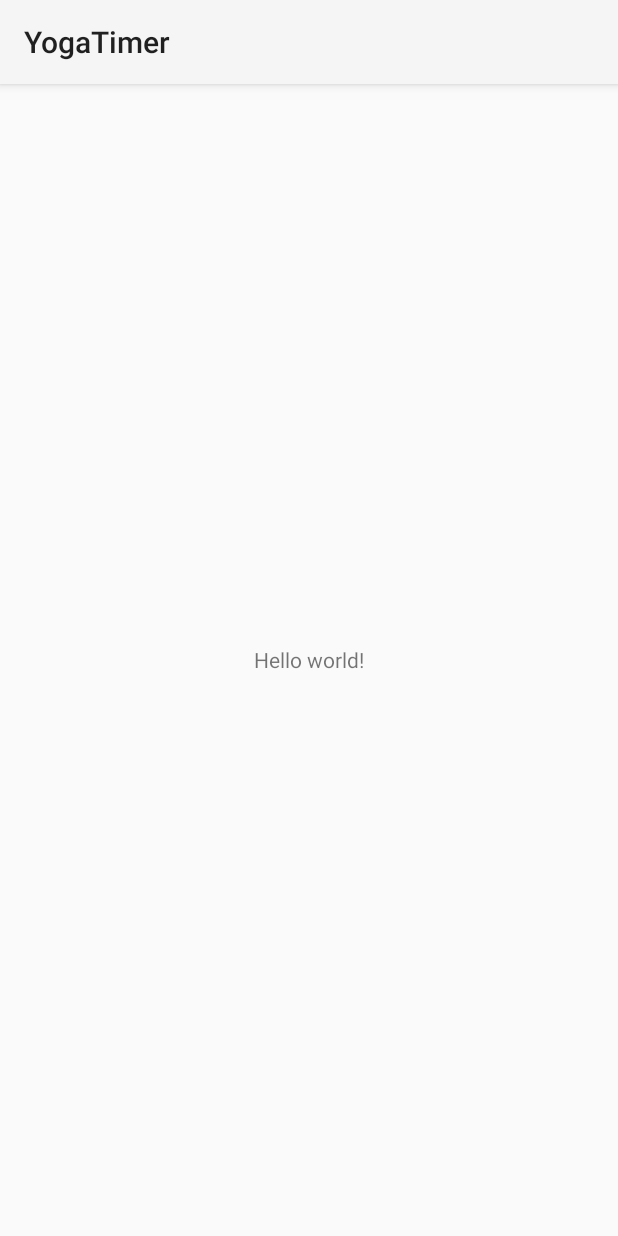
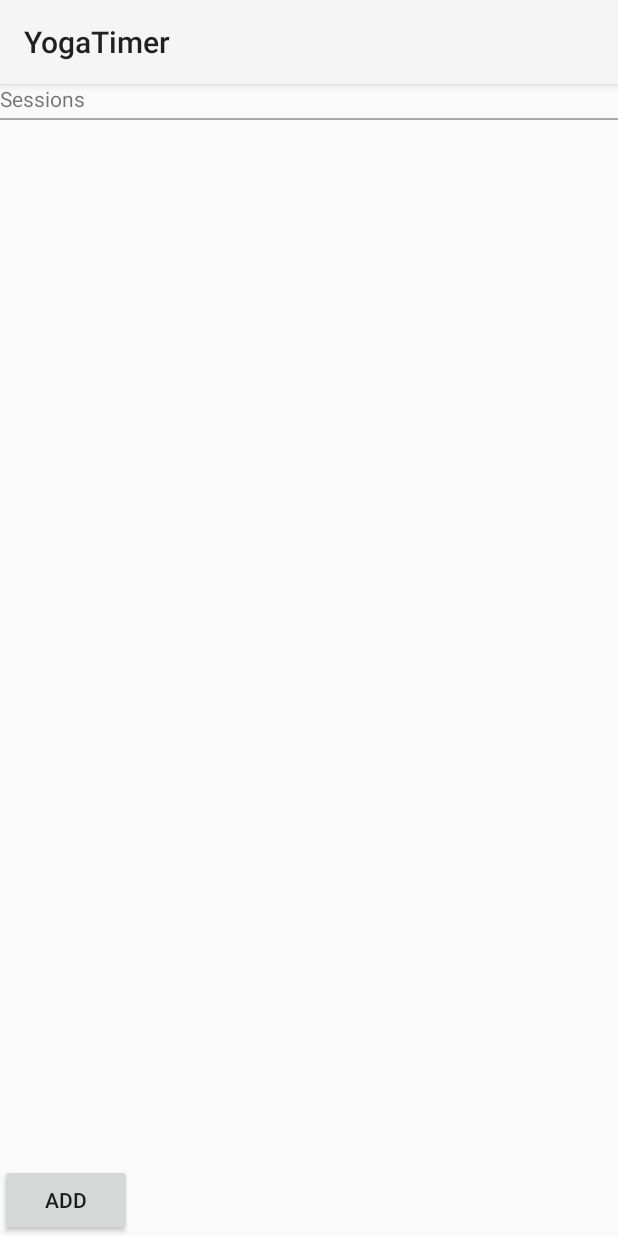
Before and after one commit to gngable/YogaTimer, an Android app: the screen it shows after launch (MainActivity before the commit, SessionsActivity after it), on a phone screen of 412 x 824 dp. Run offline under Robolectric (Android 15) with nearby library versions, the phone set to English and light mode, and no system bars.

Commit message:
made some progress, added dialog for adding a session

```diff
--- a/YogaTimer/app/build.gradle
+++ b/YogaTimer/app/build.gradle
@@ -21,4 +21,5 @@ android {
 
 dependencies {
     compile fileTree(dir: 'libs', include: ['*.jar'])
+	    compile 'com.android.support:appcompat-v7:23.1.0'
 }
--- /dev/null
+++ b/YogaTimer/app/src/main/java/com/mercangelsoftware/yogatimer/GlobalsAndStatics.java
@@ -0,0 +1,6 @@
+package com.mercangelsoftware.yogatimer;
+
+public class GlobalsAndStatics
+{
+	public final static String PREFNAME = "yogatimer";
+}
--- /dev/null
+++ b/YogaTimer/app/src/main/java/com/mercangelsoftware/yogatimer/SessionsActivity.java
@@ -0,0 +1,94 @@
+/*
+ MIT License
+
+ Copyright (c) 2016 Nick Gable (Mercangel Software)
+
+ Permission is hereby granted, free of charge, to any person obtaining a copy
+ of this software and associated documentation files (the "Software"), to deal
+ in the Software without restriction, including without limitation the rights
+ to use, copy, modify, merge, publish, distribute, sublicense, and/or sell
+ copies of the Software, and to permit persons to whom the Software is
+ furnished to do so, subject to the following conditions:
+
+ The above copyright notice and this permission notice shall be included in all
+ copies or substantial portions of the Software.
+
+ THE SOFTWARE IS PROVIDED "AS IS", WITHOUT WARRANTY OF ANY KIND, EXPRESS OR
+ IMPLIED, INCLUDING BUT NOT LIMITED TO THE WARRANTIES OF MERCHANTABILITY,
+ FITNESS FOR A PARTICULAR PURPOSE AND NONINFRINGEMENT. IN NO EVENT SHALL THE
+ AUTHORS OR COPYRIGHT HOLDERS BE LIABLE FOR ANY CLAIM, DAMAGES OR OTHER
+ LIABILITY, WHETHER IN AN ACTION OF CONTRACT, TORT OR OTHERWISE, ARISING FROM,
+ OUT OF OR IN CONNECTION WITH THE SOFTWARE OR THE USE OR OTHER DEALINGS IN THE
+ SOFTWARE.
+ */
+
+package com.mercangelsoftware.yogatimer;
+
+import android.app.*;
+import android.os.*;
+import android.view.*;
+import android.content.*;
+import java.util.*;
+import android.widget.*;
+import android.widget.LinearLayout.*;
+
+public class SessionsActivity extends Activity implements SingleLineDialog.SingleLineDialogListener
+{
+
+	SingleLineDialog sd = new SingleLineDialog();
+
+	@Override
+    protected void onCreate(Bundle savedInstanceState)
+    {
+        super.onCreate(savedInstanceState);
+        setContentView(R.layout.activity_sessions);
+		loadSessions();
+    }
+
+	public void addSession(View view){
+		sd.setTitle("Please Enter Title");
+		sd.setPositiveText("Add");
+		sd.show(getFragmentManager(), "SessionNameDialog");
+	}
+
+	@Override
+	public void onPositiveClick(DialogFragment dialog)
+	{
+		AlertDialog.Builder builder = new AlertDialog.Builder(this);
+		builder.setMessage(sd.getText());
+		builder.create().show();
+
+
+	}
+
+	private Set<String> getSessions(){
+		SharedPreferences preferences = getApplicationContext().getSharedPreferences(GlobalsAndStatics.PREFNAME, Context.MODE_PRIVATE);
+		return preferences.getStringSet("sessions", null);
+	}
+
+	private void loadSessions(){
+		Set<String> sessions = getSessions();
+
+		ListView lv = (ListView)findViewById(R.id.sessionslist);
+
+		lv.removeAllViewsInLayout();
+
+		if (sessions == null) return;
+
+		for (String session : sessions){
+			lv.addView(getSessionView(session));
+		}
+	}
+
+	private View getSessionView(String session)
+	{
+		TextView tv = new TextView(getApplicationContext());
+
+		tv.setText(session);
+		tv.setLayoutParams(new LayoutParams(
+							   LinearLayout.LayoutParams.MATCH_PARENT,
+							   LinearLayout.LayoutParams.MATCH_PARENT));
+
+		return tv;
+	}
+}
--- /dev/null
+++ b/YogaTimer/app/src/main/res/layout/activity_sessions.xml
@@ -0,0 +1,51 @@
+<LinearLayout xmlns:android="http://schemas.android.com/apk/res/android"
+    xmlns:tools="http://schemas.android.com/tools"
+	xmlns:app="http://schemas.android.com/apk/res-auto"
+	android:layout_width="match_parent"
+    android:layout_height="match_parent"
+    android:orientation="vertical">
+
+	<TextView
+		android:text="Sessions"
+		android:layout_width="wrap_content"
+        android:layout_height="wrap_content"
+		/>
+
+	<View
+        android:layout_width="match_parent"
+        android:layout_height="1dp"
+        android:layout_marginTop="3dp"
+        android:layout_marginBottom="3dp"
+        android:background="@android:color/darker_gray"/>
+
+	<!--android.support.design.widget.FloatingActionButton
+		android:id="@+id/myFAB"
+		android:layout_width="wrap_content"
+		android:layout_height="wrap_content"
+		android:src="@drawable/ic_plus"
+		app:elevation="4dp"
+		android:colorAccent="#000"
+		/-->
+
+	<!--LinearLayout
+		android:id="@+id/sessionslayout"
+		android:layout_width="match_parent"
+		android:layout_height="wrap_content"
+		android:layout_weight="1"
+		/-->
+
+		<ListView
+			android:id="@+id/sessionslist"
+			android:layout_width="wrap_content"
+			android:layout_height="wrap_content"
+			android:layout_weight="1"
+			/>
+
+
+    <Button
+		android:layout_width="wrap_content"
+		android:layout_height="wrap_content"
+		android:text="Add"
+		android:onClick="addSession"
+		/>
+</LinearLayout>
--- /dev/null
+++ b/YogaTimer/app/src/main/res/layout/dialog_session_name.xml
@@ -0,0 +1,6 @@
+<LinearLayout xmlns:android="http://schemas.android.com/apk/res/android"
+    android:layout_width="fill_parent"
+    android:layout_height="fill_parent"
+    android:orientation="vertical">
+
+</LinearLayout>
--- a/YogaTimer/app/src/main/res/values/strings.xml
+++ b/YogaTimer/app/src/main/res/values/strings.xml
@@ -2,6 +2,7 @@
 <resources>
 
     <string name="app_name">YogaTimer</string>
+	<string name="session_header">Yoga Timer: Sessions</string>
     <string name="hello_world">Hello world!</string>
 
 </resources>
--- a/YogaTimer/app/src/main/res/values/styles.xml
+++ b/YogaTimer/app/src/main/res/values/styles.xml
@@ -1,5 +1,9 @@
 <?xml version="1.0" encoding="utf-8"?>
 <resources>
     <style name="AppTheme" parent="@android:style/Theme.Holo.Light">
+		<item name="colorAccent">
+			#000
+		</item>
 	</style>
+
 </resources>
```
Also changed, not shown: YogaTimer/app/src/main/AndroidManifest.xml (+12 -3 lines), YogaTimer/app/src/main/java/com/mercangelsoftware/yogatimer/MainActivity.java (+25 -1 lines), YogaTimer/app/src/main/java/com/mercangelsoftware/yogatimer/SingleLineDialog.java (added, +112 -0 lines), YogaTimer/app/src/main/res/drawable/ic_plus.png (added), 159 other files.
